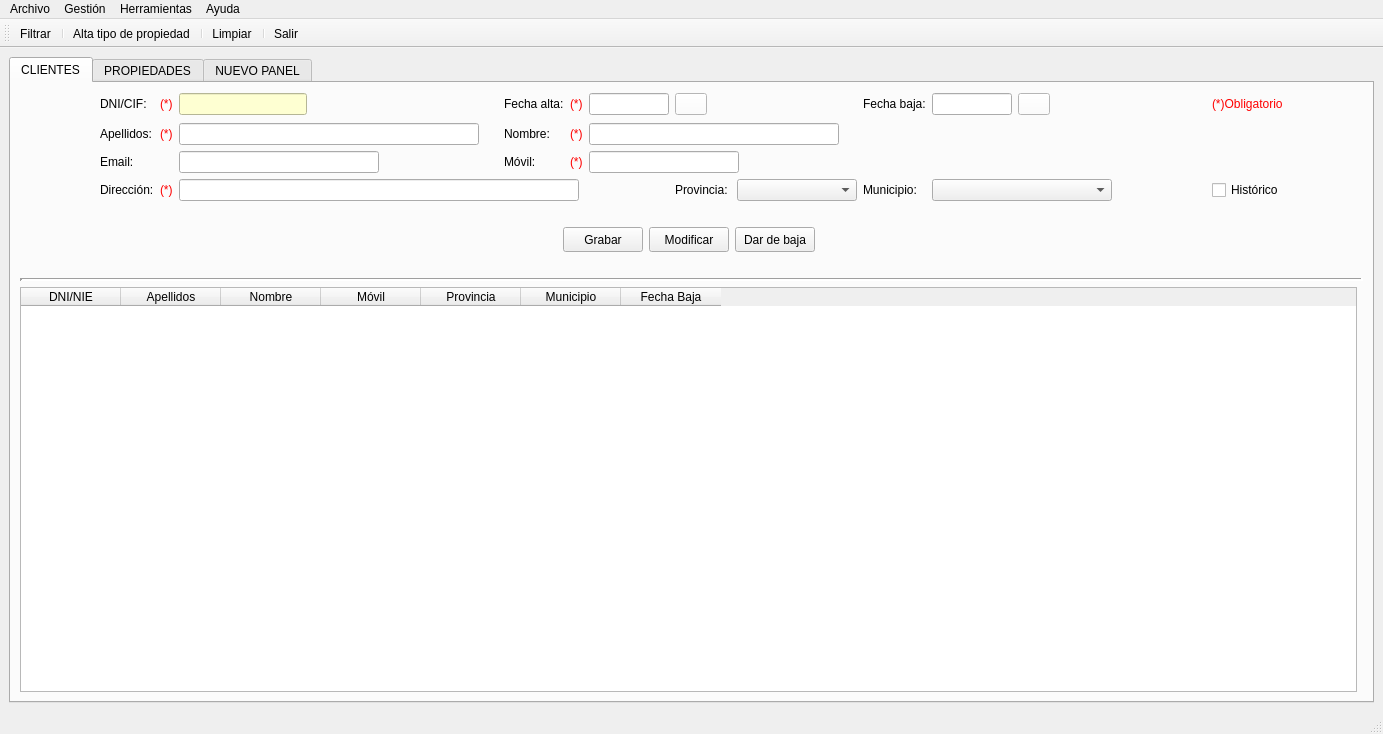
This is templates/venPrincipal.ui in yelkov/ProyectoDI as Qt 5 draws it before an edit. The edited form follows.
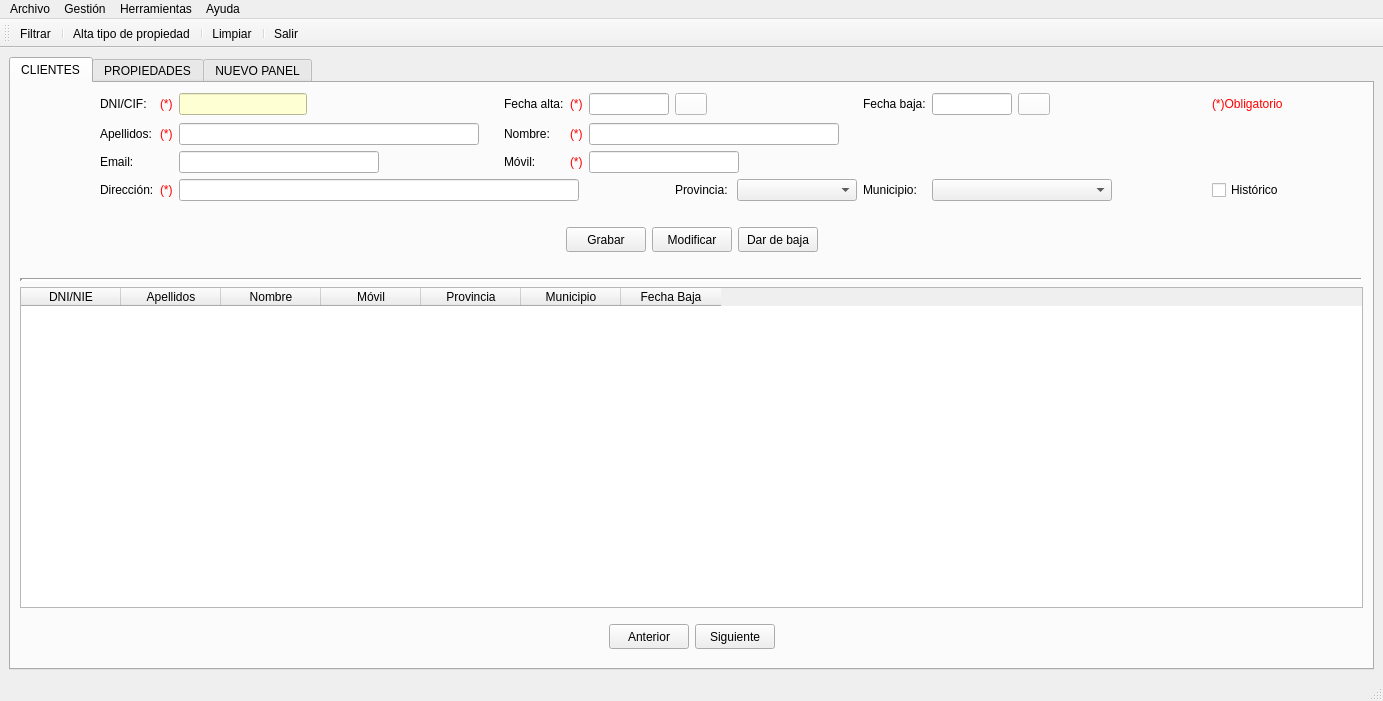
This is the edited form. The open tabs and pages were chosen to show the change. Icons and pictures are not drawn.

Commit message: añadir botones ant/sig tabla clientes

```diff
--- a/templates/venPrincipal.ui
+++ b/templates/venPrincipal.ui
@@ -7,7 +7,7 @@
     <x>0</x>
     <y>0</y>
     <width>1383</width>
-    <height>734</height>
+    <height>701</height>
    </rect>
   </property>
   <property name="sizePolicy">
@@ -34,7 +34,7 @@
     </sizepolicy>
    </property>
    <layout class="QGridLayout" name="gridLayout_2">
-    <item row="0" column="1">
+    <item row="0" column="0">
      <widget class="QTabWidget" name="panPrincipal">
       <property name="enabled">
        <bool>true</bool>
@@ -58,191 +58,8 @@
        <attribute name="title">
         <string>CLIENTES</string>
        </attribute>
-       <layout class="QGridLayout" name="gridLayout_4">
-        <item row="3" column="0" colspan="2">
-         <widget class="Line" name="line">
-          <property name="frameShadow">
-           <enum>QFrame::Sunken</enum>
-          </property>
-          <property name="lineWidth">
-           <number>3</number>
-          </property>
-          <property name="orientation">
-           <enum>Qt::Horizontal</enum>
-          </property>
-         </widget>
-        </item>
-        <item row="2" column="0">
-         <layout class="QGridLayout" name="gridLayout_3">
-          <item row="0" column="0">
-           <spacer name="horizontalSpacer_6">
-            <property name="orientation">
-             <enum>Qt::Horizontal</enum>
-            </property>
-            <property name="sizeHint" stdset="0">
-             <size>
-              <width>40</width>
-              <height>20</height>
-             </size>
-            </property>
-           </spacer>
-          </item>
-          <item row="0" column="2">
-           <widget class="QPushButton" name="btnModifcli">
-            <property name="minimumSize">
-             <size>
-              <width>80</width>
-              <height>25</height>
-             </size>
-            </property>
-            <property name="maximumSize">
-             <size>
-              <width>80</width>
-              <height>25</height>
-             </size>
-            </property>
-            <property name="text">
-             <string>Modificar</string>
-            </property>
-           </widget>
-          </item>
-          <item row="0" column="3">
-           <widget class="QPushButton" name="btnDelcli">
-            <property name="minimumSize">
-             <size>
-              <width>80</width>
-              <height>25</height>
-             </size>
-            </property>
-            <property name="maximumSize">
-             <size>
-              <width>80</width>
-              <height>25</height>
-             </size>
-            </property>
-            <property name="text">
-             <string>Dar de baja</string>
-            </property>
-           </widget>
-          </item>
-          <item row="0" column="4">
-           <spacer name="horizontalSpacer_9">
-            <property name="orientation">
-             <enum>Qt::Horizontal</enum>
-            </property>
-            <property name="sizeHint" stdset="0">
-             <size>
-              <width>40</width>
-              <height>20</height>
-             </size>
-            </property>
-           </spacer>
-          </item>
-          <item row="0" column="1">
-           <widget class="QPushButton" name="btnGrabarcli">
-            <property name="minimumSize">
-             <size>
-              <width>80</width>
-              <height>25</height>
-             </size>
-            </property>
-            <property name="maximumSize">
-             <size>
-              <width>80</width>
-              <height>25</height>
-             </size>
-            </property>
-            <property name="text">
-             <string>Grabar</string>
-            </property>
-           </widget>
-          </item>
-          <item row="1" column="2">
-           <spacer name="verticalSpacer_8">
-            <property name="orientation">
-             <enum>Qt::Vertical</enum>
-            </property>
-            <property name="sizeType">
-             <enum>QSizePolicy::Fixed</enum>
-            </property>
-            <property name="sizeHint" stdset="0">
-             <size>
-              <width>0</width>
-              <height>20</height>
-             </size>
-            </property>
-           </spacer>
-          </item>
-         </layout>
-        </item>
-        <item row="1" column="0">
-         <spacer name="verticalSpacer">
-          <property name="orientation">
-           <enum>Qt::Vertical</enum>
-          </property>
-          <property name="sizeType">
-           <enum>QSizePolicy::Fixed</enum>
-          </property>
-          <property name="sizeHint" stdset="0">
-           <size>
-            <width>0</width>
-            <height>20</height>
-           </size>
-          </property>
-         </spacer>
-        </item>
-        <item row="4" column="0">
-         <widget class="QTableWidget" name="tablaClientes">
-          <property name="editTriggers">
-           <set>QAbstractItemView::NoEditTriggers</set>
-          </property>
-          <property name="selectionMode">
-           <enum>QAbstractItemView::SingleSelection</enum>
-          </property>
-          <property name="selectionBehavior">
-           <enum>QAbstractItemView::SelectRows</enum>
-          </property>
-          <attribute name="verticalHeaderVisible">
-           <bool>false</bool>
-          </attribute>
-          <column>
-           <property name="text">
-            <string>DNI/NIE</string>
-           </property>
-          </column>
-          <column>
-           <property name="text">
-            <string>Apellidos</string>
-           </property>
-          </column>
-          <column>
-           <property name="text">
-            <string>Nombre</string>
-           </property>
-          </column>
-          <column>
-           <property name="text">
-            <string>Móvil</string>
-           </property>
-          </column>
-          <column>
-           <property name="text">
-            <string>Provincia</string>
-           </property>
-          </column>
-          <column>
-           <property name="text">
-            <string>Municipio</string>
-           </property>
-          </column>
-          <column>
-           <property name="text">
-            <string>Fecha Baja</string>
-           </property>
-          </column>
-         </widget>
-        </item>
-        <item row="0" column="0" colspan="2">
+       <layout class="QVBoxLayout" name="verticalLayout_5">
+        <item>
          <layout class="QGridLayout" name="gridLayout">
           <item row="0" column="6">
            <widget class="QLabel" name="lblDnicli_3">
@@ -1215,6 +1032,277 @@
           </item>
          </layout>
         </item>
+        <item>
+         <spacer name="verticalSpacer">
+          <property name="orientation">
+           <enum>Qt::Vertical</enum>
+          </property>
+          <property name="sizeType">
+           <enum>QSizePolicy::Fixed</enum>
+          </property>
+          <property name="sizeHint" stdset="0">
+           <size>
+            <width>0</width>
+            <height>20</height>
+           </size>
+          </property>
+         </spacer>
+        </item>
+        <item>
+         <layout class="QGridLayout" name="gridLayout_3">
+          <item row="0" column="0">
+           <spacer name="horizontalSpacer_6">
+            <property name="orientation">
+             <enum>Qt::Horizontal</enum>
+            </property>
+            <property name="sizeHint" stdset="0">
+             <size>
+              <width>40</width>
+              <height>20</height>
+             </size>
+            </property>
+           </spacer>
+          </item>
+          <item row="0" column="2">
+           <widget class="QPushButton" name="btnModifcli">
+            <property name="minimumSize">
+             <size>
+              <width>80</width>
+              <height>25</height>
+             </size>
+            </property>
+            <property name="maximumSize">
+             <size>
+              <width>80</width>
+              <height>25</height>
+             </size>
+            </property>
+            <property name="text">
+             <string>Modificar</string>
+            </property>
+           </widget>
+          </item>
+          <item row="0" column="3">
+           <widget class="QPushButton" name="btnDelcli">
+            <property name="minimumSize">
+             <size>
+              <width>80</width>
+              <height>25</height>
+             </size>
+            </property>
+            <property name="maximumSize">
+             <size>
+              <width>80</width>
+              <height>25</height>
+             </size>
+            </property>
+            <property name="text">
+             <string>Dar de baja</string>
+            </property>
+           </widget>
+          </item>
+          <item row="0" column="4">
+           <spacer name="horizontalSpacer_9">
+            <property name="orientation">
+             <enum>Qt::Horizontal</enum>
+            </property>
+            <property name="sizeHint" stdset="0">
+             <size>
+              <width>40</width>
+              <height>20</height>
+             </size>
+            </property>
+           </spacer>
+          </item>
+          <item row="0" column="1">
+           <widget class="QPushButton" name="btnGrabarcli">
+            <property name="minimumSize">
+             <size>
+              <width>80</width>
+              <height>25</height>
+             </size>
+            </property>
+            <property name="maximumSize">
+             <size>
+              <width>80</width>
+              <height>25</height>
+             </size>
+            </property>
+            <property name="text">
+             <string>Grabar</string>
+            </property>
+           </widget>
+          </item>
+          <item row="1" column="2">
+           <spacer name="verticalSpacer_8">
+            <property name="orientation">
+             <enum>Qt::Vertical</enum>
+            </property>
+            <property name="sizeType">
+             <enum>QSizePolicy::Fixed</enum>
+            </property>
+            <property name="sizeHint" stdset="0">
+             <size>
+              <width>0</width>
+              <height>20</height>
+             </size>
+            </property>
+           </spacer>
+          </item>
+         </layout>
+        </item>
+        <item>
+         <widget class="Line" name="line">
+          <property name="frameShadow">
+           <enum>QFrame::Sunken</enum>
+          </property>
+          <property name="lineWidth">
+           <number>3</number>
+          </property>
+          <property name="orientation">
+           <enum>Qt::Horizontal</enum>
+          </property>
+         </widget>
+        </item>
+        <item>
+         <widget class="QTableWidget" name="tablaClientes">
+          <property name="editTriggers">
+           <set>QAbstractItemView::NoEditTriggers</set>
+          </property>
+          <property name="selectionMode">
+           <enum>QAbstractItemView::SingleSelection</enum>
+          </property>
+          <property name="selectionBehavior">
+           <enum>QAbstractItemView::SelectRows</enum>
+          </property>
+          <attribute name="verticalHeaderVisible">
+           <bool>false</bool>
+          </attribute>
+          <column>
+           <property name="text">
+            <string>DNI/NIE</string>
+           </property>
+          </column>
+          <column>
+           <property name="text">
+            <string>Apellidos</string>
+           </property>
+          </column>
+          <column>
+           <property name="text">
+            <string>Nombre</string>
+           </property>
+          </column>
+          <column>
+           <property name="text">
+            <string>Móvil</string>
+           </property>
+          </column>
+          <column>
+           <property name="text">
+            <string>Provincia</string>
+           </property>
+          </column>
+          <column>
+           <property name="text">
+            <string>Municipio</string>
+           </property>
+          </column>
+          <column>
+           <property name="text">
+            <string>Fecha Baja</string>
+           </property>
+          </column>
+         </widget>
+        </item>
+        <item>
+         <spacer name="verticalSpacer_4">
+          <property name="orientation">
+           <enum>Qt::Vertical</enum>
+          </property>
+          <property name="sizeType">
+           <enum>QSizePolicy::Fixed</enum>
+          </property>
+          <property name="sizeHint" stdset="0">
+           <size>
+            <width>0</width>
+            <height>10</height>
+           </size>
+          </property>
+         </spacer>
+        </item>
+        <item>
+         <layout class="QHBoxLayout" name="horizontalLayout_25">
+          <item>
+           <spacer name="horizontalSpacer_35">
+            <property name="orientation">
+             <enum>Qt::Horizontal</enum>
+            </property>
+            <property name="sizeHint" stdset="0">
+             <size>
+              <width>40</width>
+              <height>20</height>
+             </size>
+            </property>
+           </spacer>
+          </item>
+          <item>
+           <widget class="QPushButton" name="btnAnterior">
+            <property name="minimumSize">
+             <size>
+              <width>80</width>
+              <height>25</height>
+             </size>
+            </property>
+            <property name="text">
+             <string>Anterior</string>
+            </property>
+           </widget>
+          </item>
+          <item>
+           <widget class="QPushButton" name="btnSiguiente">
+            <property name="minimumSize">
+             <size>
+              <width>80</width>
+              <height>25</height>
+             </size>
+            </property>
+            <property name="text">
+             <string>Siguiente</string>
+            </property>
+           </widget>
+          </item>
+          <item>
+           <spacer name="horizontalSpacer_25">
+            <property name="orientation">
+             <enum>Qt::Horizontal</enum>
+            </property>
+            <property name="sizeHint" stdset="0">
+             <size>
+              <width>40</width>
+              <height>20</height>
+             </size>
+            </property>
+           </spacer>
+          </item>
+         </layout>
+        </item>
+        <item>
+         <spacer name="verticalSpacer_6">
+          <property name="orientation">
+           <enum>Qt::Vertical</enum>
+          </property>
+          <property name="sizeType">
+           <enum>QSizePolicy::Fixed</enum>
+          </property>
+          <property name="sizeHint" stdset="0">
+           <size>
+            <width>20</width>
+            <height>10</height>
+           </size>
+          </property>
+         </spacer>
+        </item>
        </layout>
       </widget>
       <widget class="QWidget" name="tabConstruccion">
```
Left out of the diff: 88 changed lines with no effect on the pictures. The commit also changes 6 other files.
